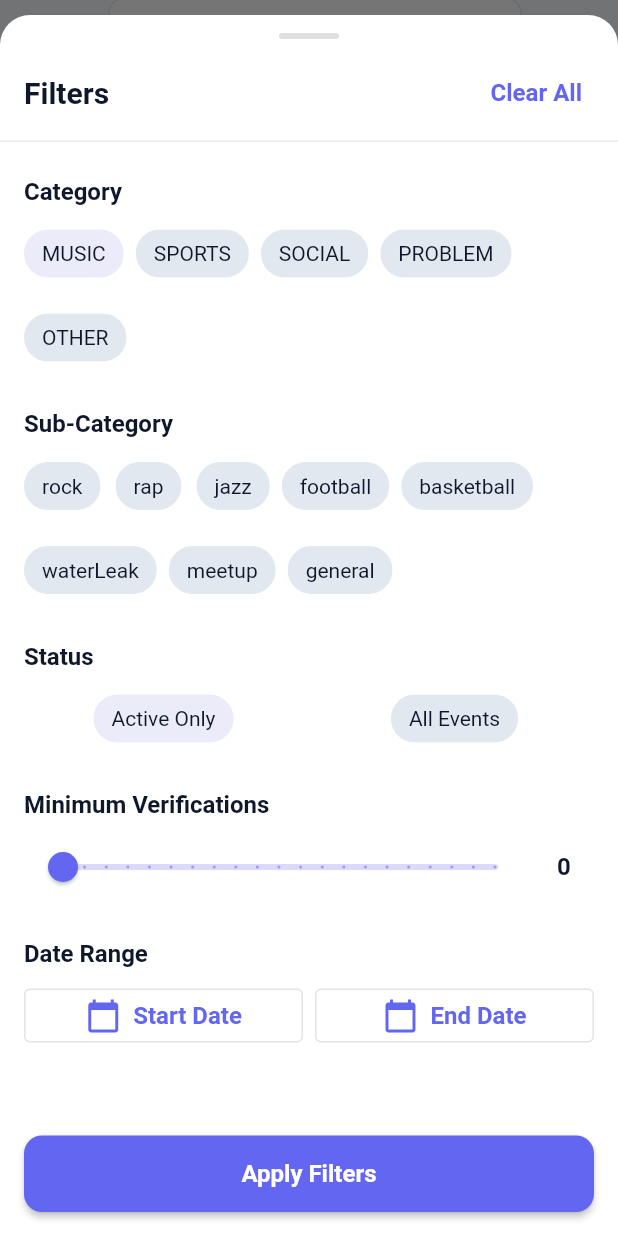
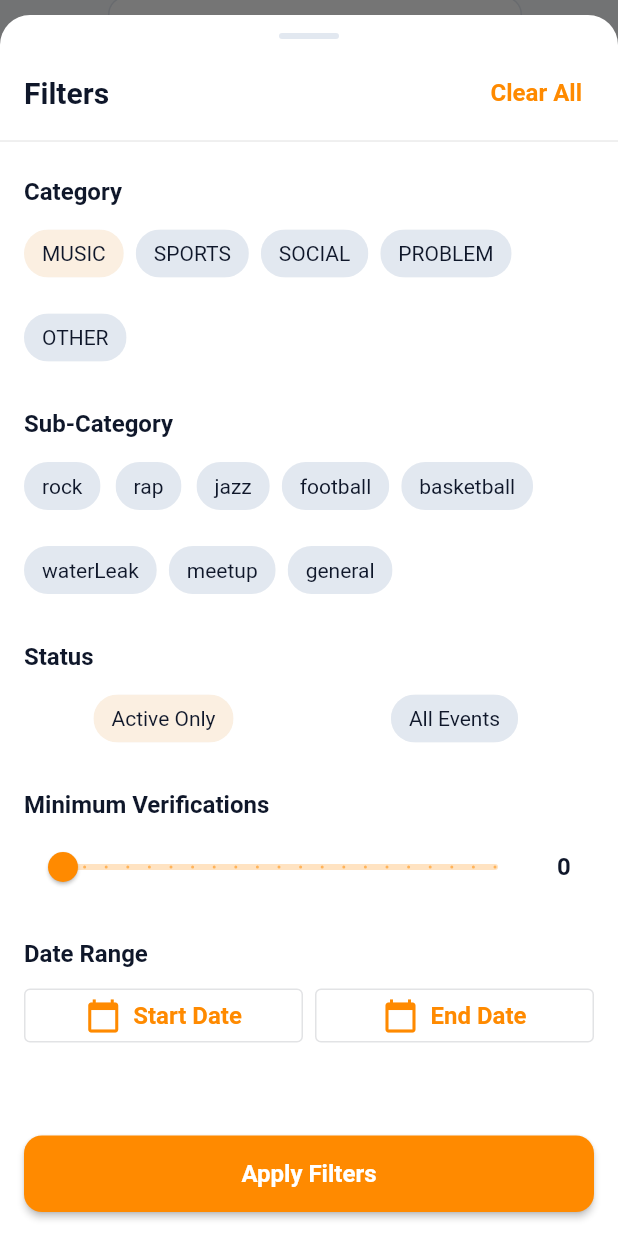
Before and after one commit to OscarIsorez/socialnet, a Flutter app: the SearchPage screen opened directly, after a tap on "Music", after a tap on the "filter list" icon, on a phone screen of 412 x 824 dp. Run offline on Flutter 3.47's test engine with Material 3 defaults, Android fonts, the phone set to English and light mode, and no system bars; drawn by our look-alikes of cached_network_image; our stand-ins replace connectivity_plus, dartz, equatable, flutter_bloc, flutter_map, flutter_svg and 4 more; accounts and stored records are empty; network calls fail.

Commit message:
feat: Update color scheme across the application for improved UI consistency

```diff
--- a/lib/core/constants/app_colors.dart
+++ b/lib/core/constants/app_colors.dart
@@ -8,9 +8,12 @@ import 'package:flutter/material.dart';
 class AppColors {
   AppColors._();
 
-  static const Color primary = Color(0xFF6366F1);
+  // static const Color primary = Color(0xFF6366F1);
+
+  static const Color primary = Color(0xFFFF8A00);
   static const Color secondary = Color(0xFF22D3EE);
-  static const Color accent = Color(0xFFF97316);
+  // static const Color accent = Color(0xFFF97316);
+  static const Color accent = Color(0xFF8B5CF6);
 
   static const Color scaffoldBackground = Color(0xFFF8FAFC);
   static const Color cardBackground = Colors.white;
--- a/lib/presentation/widgets/messaging/create_conversation_sheet.dart
+++ b/lib/presentation/widgets/messaging/create_conversation_sheet.dart
@@ -21,7 +21,7 @@ class CreateConversationSheet extends StatelessWidget {
             width: 40,
             height: 4,
             decoration: BoxDecoration(
-              color: Colors.grey[300],
+              color: Theme.of(context).colorScheme.outline,
               borderRadius: BorderRadius.circular(2),
             ),
           ),
--- a/lib/presentation/widgets/messaging/message_input.dart
+++ b/lib/presentation/widgets/messaging/message_input.dart
@@ -22,7 +22,9 @@ class MessageInput extends StatelessWidget {
           BoxShadow(
             offset: const Offset(0, -1),
             blurRadius: 4,
-            color: Colors.black.withValues(alpha: 0.1),
+            color: Theme.of(
+              context,
+            ).colorScheme.onSurface.withValues(alpha: 0.1),
           ),
         ],
       ),
--- a/lib/presentation/widgets/profile/edit_profile_bottom_sheet.dart
+++ b/lib/presentation/widgets/profile/edit_profile_bottom_sheet.dart
@@ -71,8 +71,8 @@ class _EditProfileBottomSheetState extends State<EditProfileBottomSheet> {
         right: 16,
         bottom: MediaQuery.of(context).viewInsets.bottom + 16,
       ),
-      decoration: const BoxDecoration(
-        color: Colors.white,
+      decoration: BoxDecoration(
+        color: Theme.of(context).colorScheme.surface,
         borderRadius: BorderRadius.vertical(top: Radius.circular(20)),
       ),
       child: Column(
@@ -165,7 +165,7 @@ class _EditProfileBottomSheetState extends State<EditProfileBottomSheet> {
                     onPressed: _saveProfile,
                     style: ElevatedButton.styleFrom(
                       backgroundColor: AppColors.primary,
-                      foregroundColor: Colors.white,
+                      foregroundColor: Theme.of(context).colorScheme.onPrimary,
                       padding: const EdgeInsets.symmetric(vertical: 16),
                       shape: RoundedRectangleBorder(
                         borderRadius: BorderRadius.circular(8),
--- a/lib/presentation/widgets/search/event_search_card.dart
+++ b/lib/presentation/widgets/search/event_search_card.dart
@@ -9,7 +9,7 @@ class EventSearchCard extends StatelessWidget {
 
   final Event event;
 
-  Color _getCategoryColor() {
+  Color _getCategoryColor(BuildContext context) {
     switch (event.category) {
       case EventCategory.music:
         return Colors.purple;
@@ -78,15 +78,17 @@ class EventSearchCard extends StatelessWidget {
                   imageUrl: event.photoUrl!,
                   fit: BoxFit.cover,
                   placeholder: (context, url) => Container(
-                    color: Colors.grey[300],
+                    color: Theme.of(context).colorScheme.outline,
                     child: const Center(child: CircularProgressIndicator()),
                   ),
                   errorWidget: (context, url, error) => Container(
-                    color: Colors.grey[300],
+                    color: Theme.of(context).colorScheme.outline,
                     child: Icon(
                       Icons.image_not_supported,
                       size: 48,
-                      color: Colors.grey[400],
+                      color: Theme.of(
+                        context,
+                      ).colorScheme.onSurface.withValues(alpha: 0.4),
                     ),
                   ),
                 ),
@@ -107,10 +109,10 @@ class EventSearchCard extends StatelessWidget {
                           vertical: 4,
                         ),
                         decoration: BoxDecoration(
-                          color: _getCategoryColor().withOpacity(0.1),
+                          color: _getCategoryColor(context).withOpacity(0.1),
                           borderRadius: BorderRadius.circular(12),
                           border: Border.all(
-                            color: _getCategoryColor().withOpacity(0.3),
+                            color: _getCategoryColor(context).withOpacity(0.3),
                           ),
                         ),
                         child: Row(
@@ -119,7 +121,7 @@ class EventSearchCard extends StatelessWidget {
                             Icon(
                               _getCategoryIcon(),
                               size: 14,
-                              color: _getCategoryColor(),
+                              color: _getCategoryColor(context),
                             ),
                             const SizedBox(width: 4),
                             Text(
@@ -127,7 +129,7 @@ class EventSearchCard extends StatelessWidget {
                               style: TextStyle(
                                 fontSize: 11,
                                 fontWeight: FontWeight.bold,
-                                color: _getCategoryColor(),
+                                color: _getCategoryColor(context),
                               ),
                             ),
                           ],
@@ -141,15 +143,17 @@ class EventSearchCard extends StatelessWidget {
                             vertical: 4,
                           ),
                           decoration: BoxDecoration(
-                            color: Colors.red.withOpacity(0.1),
+                            color: Theme.of(
+                              context,
+                            ).colorScheme.error.withOpacity(0.1),
                             borderRadius: BorderRadius.circular(12),
                           ),
-                          child: const Text(
+                          child: Text(
                             'ENDED',
                             style: TextStyle(
                               fontSize: 11,
                               fontWeight: FontWeight.bold,
-                              color: Colors.red,
+                              color: Theme.of(context).colorScheme.error,
                             ),
                           ),
                         ),
@@ -159,14 +163,18 @@ class EventSearchCard extends StatelessWidget {
                           Icon(
                             Icons.verified,
                             size: 16,
-                            color: Colors.grey[600],
+                            color: Theme.of(
+                              context,
+                            ).colorScheme.onSurface.withValues(alpha: 0.6),
                           ),
                           const SizedBox(width: 4),
                           Text(
                             '${event.verificationCount}',
                             style: TextStyle(
                               fontSize: 12,
-                              color: Colors.grey[600],
+                              color: Theme.of(
+                                context,
+                              ).colorScheme.onSurface.withValues(alpha: 0.6),
                             ),
                           ),
                         ],
@@ -192,7 +200,12 @@ class EventSearchCard extends StatelessWidget {
                   // Description
                   Text(
                     event.description,
-                    style: TextStyle(fontSize: 14, color: Colors.grey[700]),
+                    style: TextStyle(
+                      fontSize: 14,
+                      color: Theme.of(
+                        context,
+                      ).colorScheme.onSurface.withValues(alpha: 0.7),
+                    ),
                     maxLines: 2,
                     overflow: TextOverflow.ellipsis,
                   ),
@@ -205,7 +218,9 @@ class EventSearchCard extends StatelessWidget {
                       Icon(
                         Icons.access_time,
                         size: 16,
-                        color: Colors.grey[600],
+                        color: Theme.of(
+                          context,
+                        ).colorScheme.onSurface.withValues(alpha: 0.6),
                       ),
                       const SizedBox(width: 4),
                       Expanded(
@@ -213,19 +228,28 @@ class EventSearchCard extends StatelessWidget {
                           _formatDateTime(event.startTime),
                           style: TextStyle(
                             fontSize: 12,
-                            color: Colors.grey[600],
+                            color: Theme.of(
+                              context,
+                            ).colorScheme.onSurface.withValues(alpha: 0.6),
                           ),
                         ),
                       ),
                       Icon(
                         Icons.location_on,
                         size: 16,
-                        color: Colors.grey[600],
+                        color: Theme.of(
+                          context,
+                        ).colorScheme.onSurface.withValues(alpha: 0.6),
                       ),
                       const SizedBox(width: 4),
                       Text(
                         '${event.location.latitude.toStringAsFixed(3)}, ${event.location.longitude.toStringAsFixed(3)}',
-                        style: TextStyle(fontSize: 12, color: Colors.grey[600]),
+                        style: TextStyle(
+                          fontSize: 12,
+                          color: Theme.of(
+                            context,
+                          ).colorScheme.onSurface.withValues(alpha: 0.6),
+                        ),
                       ),
                     ],
                   ),
--- a/lib/presentation/widgets/search/filter_bottom_sheet.dart
+++ b/lib/presentation/widgets/search/filter_bottom_sheet.dart
@@ -97,8 +97,8 @@ class _FilterBottomSheetState extends State<FilterBottomSheet> {
   @override
   Widget build(BuildContext context) {
     return Container(
-      decoration: const BoxDecoration(
-        color: Colors.white,
+      decoration: BoxDecoration(
+        color: Theme.of(context).colorScheme.surface,
         borderRadius: BorderRadius.vertical(top: Radius.circular(20)),
       ),
       child: Column(
@@ -110,7 +110,7 @@ class _FilterBottomSheetState extends State<FilterBottomSheet> {
             width: 40,
             height: 4,
             decoration: BoxDecoration(
-              color: Colors.grey[300],
+              color: Theme.of(context).colorScheme.outline,
               borderRadius: BorderRadius.circular(2),
             ),
           ),
--- a/lib/presentation/widgets/search/quick_action_chips.dart
+++ b/lib/presentation/widgets/search/quick_action_chips.dart
@@ -17,7 +17,9 @@ class QuickActionChips extends StatelessWidget {
           Text(
             'Quick Search',
             style: Theme.of(context).textTheme.titleSmall?.copyWith(
-              color: Colors.grey[600],
+              color: Theme.of(
+                context,
+              ).colorScheme.onSurface.withValues(alpha: 0.6),
               fontWeight: FontWeight.w600,
             ),
           ),
@@ -31,35 +33,35 @@ class QuickActionChips extends StatelessWidget {
                 'Music',
                 Icons.music_note,
                 EventCategory.music,
-                Colors.purple,
+                Theme.of(context).colorScheme.tertiary,
               ),
               _buildCategoryChip(
                 context,
                 'Sports',
                 Icons.sports_soccer,
                 EventCategory.sports,
-                Colors.blue,
+                Theme.of(context).colorScheme.primary,
               ),
               _buildCategoryChip(
                 context,
                 'Social',
                 Icons.people,
                 EventCategory.social,
-                Colors.green,
+                Theme.of(context).colorScheme.secondary,
               ),
               _buildCategoryChip(
                 context,
                 'Problems',
                 Icons.warning,
                 EventCategory.problem,
-                Colors.orange,
+                Theme.of(context).colorScheme.error,
               ),
               _buildCategoryChip(
                 context,
                 'Other',
                 Icons.category,
                 EventCategory.other,
-                Colors.grey,
+                Theme.of(context).colorScheme.outline,
               ),
             ],
           ),
```
Also changed, not shown: lib/core/theme/app_theme.dart (+8 -8 lines), lib/presentation/pages/onboarding/onboarding_page.dart (+12 -5 lines), lib/presentation/widgets/messaging/empty_conversations_state.dart (+15 -3 lines), lib/presentation/widgets/messaging/message_bubble.dart (+6 -2 lines), lib/presentation/widgets/messaging/messages_list.dart (+15 -3 lines), lib/presentation/widgets/profile/profile_events_list.dart (+19 -9 lines), lib/presentation/widgets/profile/profile_header.dart (+19 -8 lines), lib/presentation/widgets/search/user_search_card.dart (+16 -3 lines).
